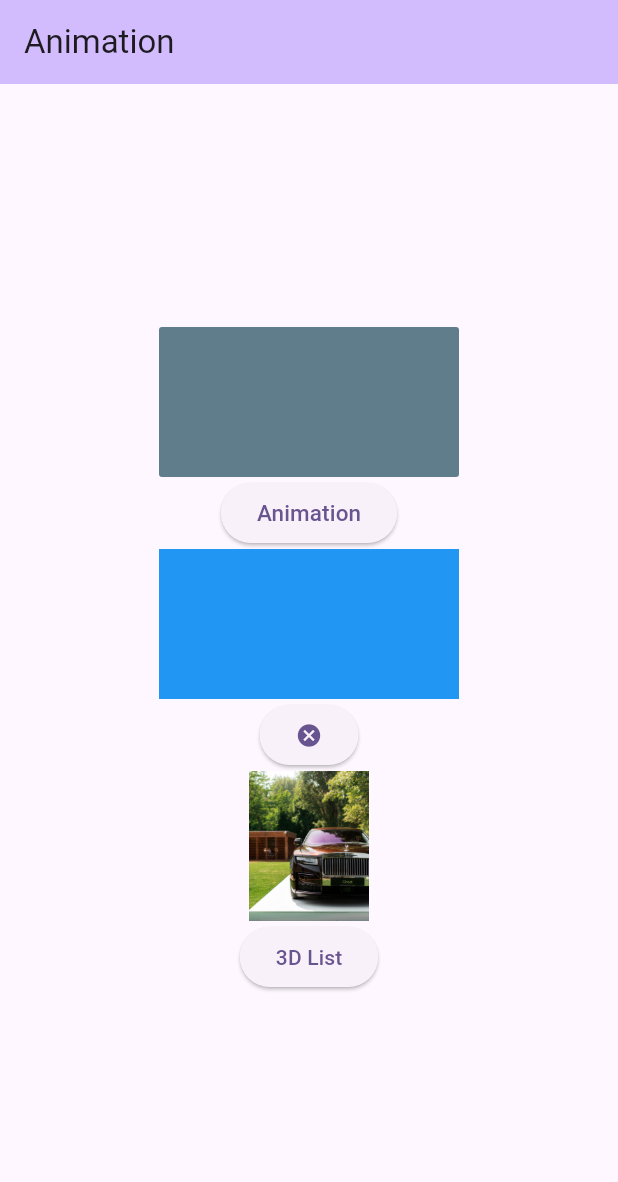
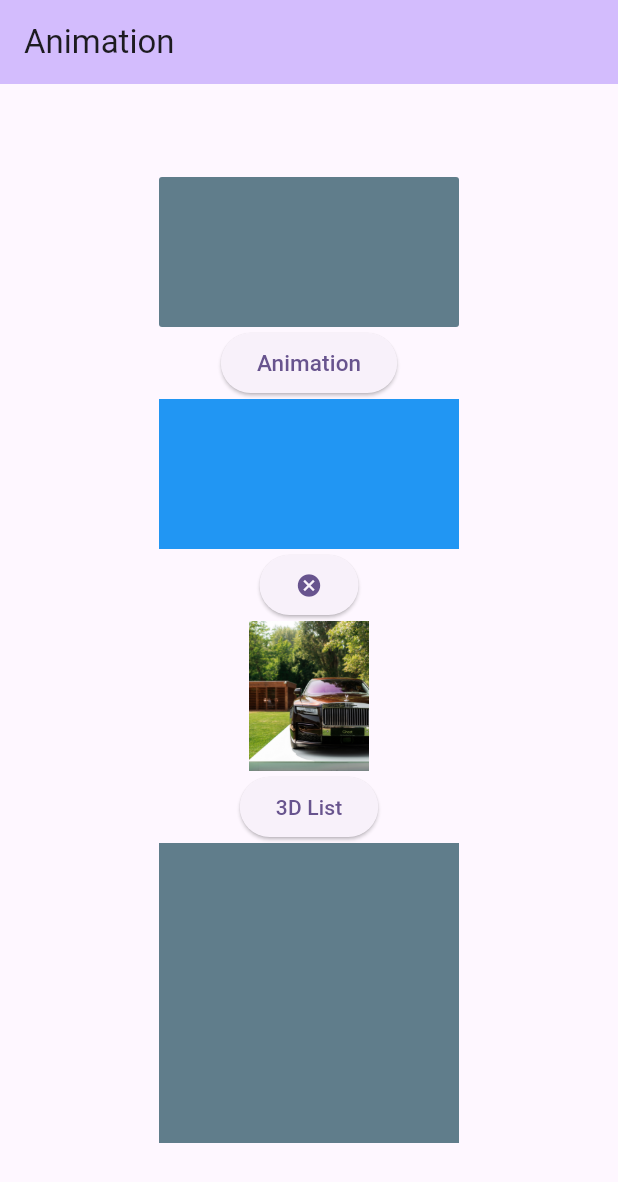
Before and after one commit to Ayyan-sufian/Animation, a Flutter app: the screen it shows after launch, on a phone screen of 412 x 824 dp. Shown: the top 1182 px of the screen. Run offline on Flutter 3.47's test engine with Material 3 defaults, Android fonts, the phone set to English and light mode, and no system bars.

Commit message:
main.dart

```diff
--- a/lib/main.dart
+++ b/lib/main.dart
@@ -7,9 +7,7 @@ void main() {
 }
 
 class MyApp extends StatelessWidget {
-
   const MyApp({super.key});
-
 
   @override
   Widget build(BuildContext context) {
@@ -17,7 +15,6 @@ class MyApp extends StatelessWidget {
       title: 'Flutter Demo',
       debugShowCheckedModeBanner: false,
       theme: ThemeData(
-
         colorScheme: ColorScheme.fromSeed(seedColor: Colors.deepPurple),
       ),
       home: const MyHomePage(title: 'Animation'),
@@ -28,15 +25,34 @@ class MyApp extends StatelessWidget {
 class MyHomePage extends StatefulWidget {
   const MyHomePage({super.key, required this.title});
 
-
-
   final String title;
 
   @override
   State<MyHomePage> createState() => _MyHomePageState();
 }
 
-class _MyHomePageState extends State<MyHomePage> {
+class _MyHomePageState extends State<MyHomePage>
+    with SingleTickerProviderStateMixin {
+  late Animation animation;
+  late AnimationController animationController;
+
+  @override
+  void initState() {
+    super.initState();
+
+    animationController = AnimationController(
+      vsync: this,
+      duration: Duration(seconds: 4),
+    );
+    animation = Tween( begin: 0.0, end: 200.0).animate(animationController);
+    animationController.addListener((){
+      print(animation.value);
+      setState(() {
+
+      });
+    });
+    animationController.forward();
+  }
 
   var _width = 200.0;
   var _height = 100.0;
@@ -65,9 +81,10 @@ class _MyHomePageState extends State<MyHomePage> {
               decoration: myDec,
               curve: Curves.fastOutSlowIn,
             ),
-            ElevatedButton(onPressed: (){
+            ElevatedButton(
+              onPressed: () {
                 setState(() {
-               if(flag){
+                  if (flag) {
                     _width = 200.0;
                     _height = 100.0;
                     flag = false;
@@ -75,8 +92,7 @@ class _MyHomePageState extends State<MyHomePage> {
                       borderRadius: BorderRadius.circular(50),
                       color: Colors.blue,
                     );
-               }
-               else{
+                  } else {
                     _width = 100.0;
                     _height = 200.0;
                     flag = true;
@@ -87,50 +103,65 @@ class _MyHomePageState extends State<MyHomePage> {
                   }
                 });
               },
-                child: Text('Animation',style: TextStyle(fontSize: 15,fontWeight: FontWeight.w500,),)),
+              child: Text(
+                'Animation',
+                style: TextStyle(fontSize: 15, fontWeight: FontWeight.w500),
+              ),
+            ),
             AnimatedOpacity(
               opacity: myOpac,
               curve: Curves.bounceInOut,
               duration: Duration(seconds: 2),
-              child: Container(
-              width: 200,
-                height: 100,
-                color: Colors.blue,
-
+              child: Container(width: 200, height: 100, color: Colors.blue),
             ),
-            ),
-            ElevatedButton(onPressed: (){
+            ElevatedButton(
+              onPressed: () {
                 setState(() {
-
-                if(isVisible){
+                  if (isVisible) {
                     myOpac = 0.0;
                     isVisible = false;
-                }
-                else{
+                  } else {
                     isVisible = true;
                     myOpac = 1.0;
                   }
                 });
               },
-                child: Icon(Icons.cancel,)),
+              child: Icon(Icons.cancel),
+            ),
             Center(
               child: InkWell(
-                onTap: (){
-                  Navigator.push(context, MaterialPageRoute(builder: (context) => detailPg(),));
+                onTap: () {
+                  Navigator.push(
+                    context,
+                    MaterialPageRoute(builder: (context) => detailPg()),
+                  );
                 },
                 child: Container(
                   height: 100,
-                  child: Hero(tag: 'background',
-                      child: Image.asset('assets/images/rolls-royce.jpg') )
+                  child: Hero(
+                    tag: 'background',
+                    child: Image.asset('assets/images/rolls-royce.jpg'),
                   ),
                 ),
               ),
-            ElevatedButton(onPressed: (){
-              Navigator.push(context, MaterialPageRoute(builder: (context) => listPg(),));
-            }, child: Text('3D List'))
+            ),
+            ElevatedButton(
+              onPressed: () {
+                Navigator.push(
+                  context,
+                  MaterialPageRoute(builder: (context) => listPg()),
+                );
+              },
+              child: Text('3D List'),
+            ),
+            Container(
+              width: animation.value,
+              height: animation.value,
+              color: Colors.blueGrey,
+            )
           ],
         ),
-      )
+      ),
       // This trailing comma makes auto-formatting nicer for build methods.
     );
   }
```
Lines whose indentation alone changed are shown as unchanged.
